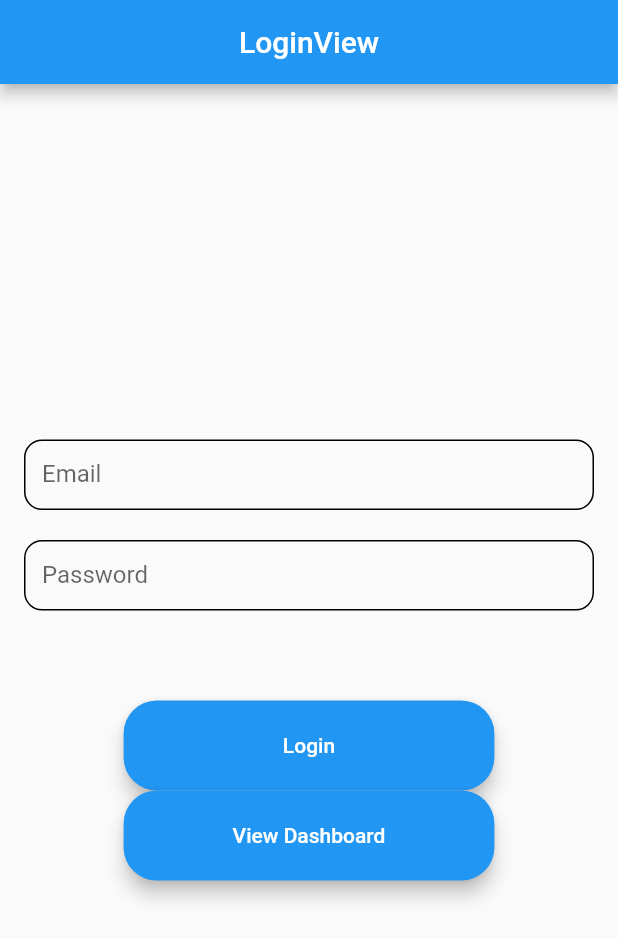
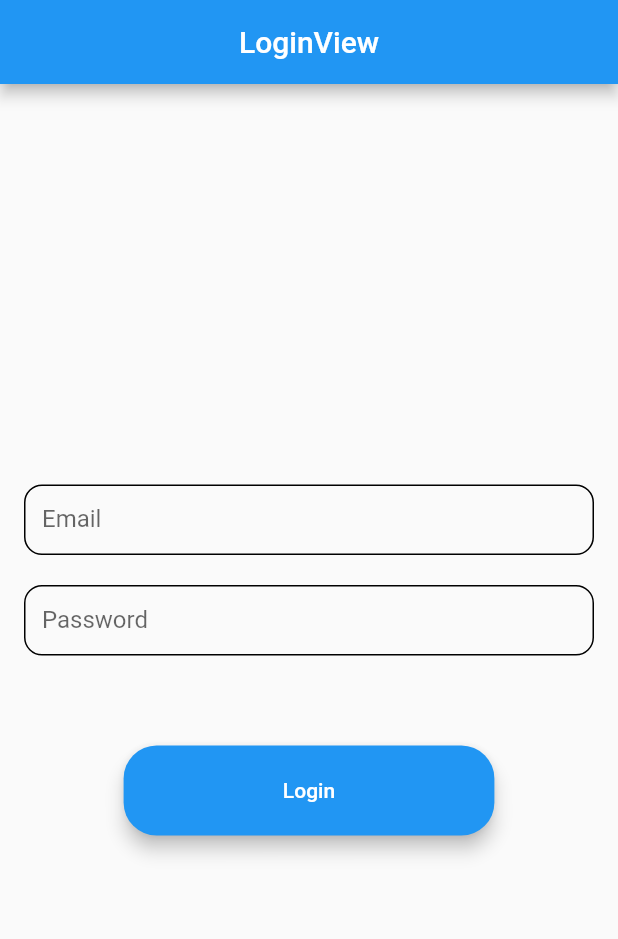
Before and after one commit to ankur0003/contacts_web_app, a Flutter app: the screen it shows after launch, on a phone screen of 412 x 824 dp. Shown: the top 939 px of the screen. Run offline on Flutter 3.47's test engine with Material 2 defaults, Android fonts, the phone set to English and light mode, and no system bars; our stand-ins replace get, get_storage.

Commit message:
ui bug fixed

```diff
--- a/lib/app/modules/Dashboard/controllers/dashboard_controller.dart
+++ b/lib/app/modules/Dashboard/controllers/dashboard_controller.dart
@@ -1,6 +1,7 @@
 import 'package:contacts_web_app/app/common/widget_utils.dart';
 import 'package:contacts_web_app/app/data/ApiProvider.dart';
 import 'package:contacts_web_app/app/data/models/AllData.dart';
+import 'package:contacts_web_app/app/routes/app_pages.dart';
 import 'package:get/get.dart';
 
 class DashboardController extends GetxController {
@@ -31,4 +32,8 @@ class DashboardController extends GetxController {
     super.onClose();
   }
 
+  void backToLogin() {
+    Get.offNamed(Routes.LOGIN);
+  }
+
 }
--- a/lib/app/modules/login/controllers/login_controller.dart
+++ b/lib/app/modules/login/controllers/login_controller.dart
@@ -44,7 +44,7 @@ class LoginController extends GetxController {
         print("Access token $token");
 
         Storage.save(Constants.token, token);
-        Get.toNamed(Routes.HOME);
+        Get.offNamed(Routes.HOME);
       }
     });
   }
--- a/lib/app/modules/login/views/login_view.dart
+++ b/lib/app/modules/login/views/login_view.dart
@@ -1,6 +1,5 @@
-import 'dart:io';
-
 import 'package:contacts_web_app/app/common/widget_utils.dart';
+import 'package:flutter/foundation.dart' show kIsWeb;
 import 'package:flutter/material.dart';
 import 'package:get/get.dart';
 
@@ -41,8 +40,14 @@ class LoginView extends GetView<LoginController> {
               child: const Text("Login"),
             ),
           ),
-          // if (!Platform.isAndroid && !Platform.isIOS)
-            SizedBox(
+          if (kIsWeb)
+            Expanded(
+              child: SizedBox(),
+            ),
+          if (kIsWeb)
+            Align(
+              alignment: Alignment.bottomCenter,
+              child: SizedBox(
                 width: Get.width * 0.6,
                 child: ElevatedButton(
                   onPressed: () => controller.viewDashboard(),
@@ -54,6 +59,7 @@ class LoginView extends GetView<LoginController> {
                   child: const Text("View Dashboard"),
                 ),
               ),
+            ),
         ],
       ).paddingAll(16),
     );
```
Also changed, not shown: lib/app/modules/Dashboard/views/dashboard_view.dart (+23 -21 lines). Lines whose indentation alone changed are shown as unchanged.
